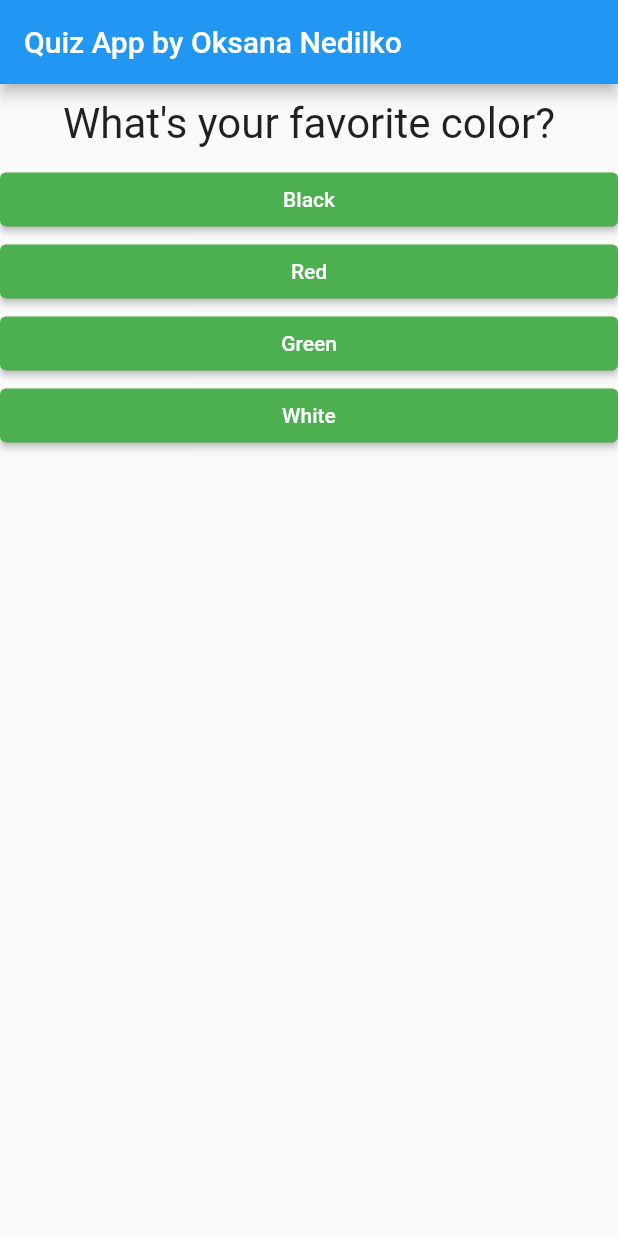
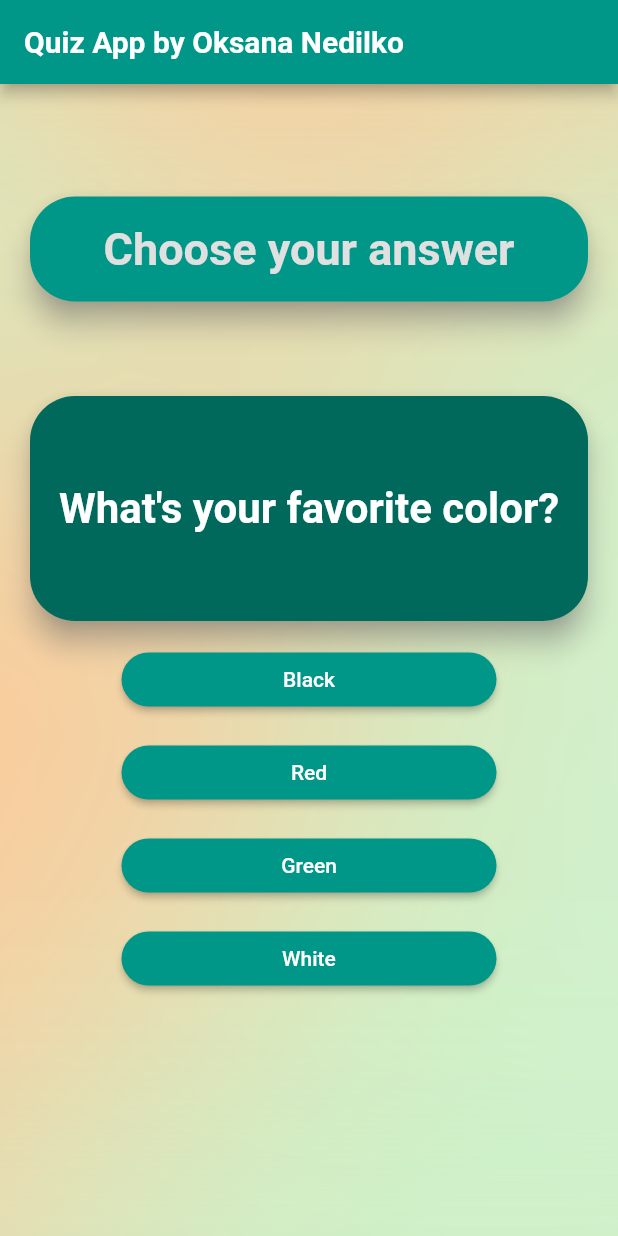
Before and after one commit to plntry/flutter_start, a Flutter app: the screen it shows after launch, on a phone screen of 412 x 824 dp. Run offline on Flutter 3.47's test engine with Material 2 defaults, Android fonts, the phone set to English and light mode, and no system bars.

Commit message:
added final style

```diff
--- a/lib/main.dart
+++ b/lib/main.dart
@@ -66,7 +66,39 @@ class _MyAppState extends State<MyApp> {
   Widget build(BuildContext context) {
     return MaterialApp(
       title: 'Flutter Quiz App by Oksana Nedilko',
-      home: Scaffold(
+      theme: ThemeData(
+        primarySwatch: Colors.teal,
+        appBarTheme: const AppBarTheme(
+          titleTextStyle: TextStyle(
+            fontSize: 20,
+            fontWeight: FontWeight.bold,
+          ),
+        ),
+        textButtonTheme: TextButtonThemeData(
+            style: TextButton.styleFrom(
+          shape: const StadiumBorder(),
+          textStyle: const TextStyle(
+            fontSize: 24,
+            fontWeight: FontWeight.bold,
+          ),
+        )),
+        elevatedButtonTheme: ElevatedButtonThemeData(
+          style: ElevatedButton.styleFrom(
+            shape: const StadiumBorder(),
+          ),
+        ),
+      ),
+      home: Container(
+        decoration: const BoxDecoration(
+          image: DecorationImage(
+            image: AssetImage(
+              'assets/images/background.png',
+            ),
+            fit: BoxFit.cover,
+          ),
+        ),
+        child: Scaffold(
+          backgroundColor: Colors.transparent,
           appBar: AppBar(
             title: const Text(
               'Quiz App by Oksana Nedilko',
@@ -80,6 +112,7 @@ class _MyAppState extends State<MyApp> {
                 )
               : Result(_totalScore, _resetQuiz),
         ),
+      ),
       debugShowCheckedModeBanner: false,
     );
   }
--- a/lib/widgets/answer.dart
+++ b/lib/widgets/answer.dart
@@ -8,14 +8,14 @@ class Answer extends StatelessWidget {
 
   @override
   Widget build(BuildContext context) {
-    return SizedBox(
-      width: double.infinity,
-      child: ElevatedButton(
-        onPressed: () => selectHandler(),
-        style: ButtonStyle(
-          backgroundColor: MaterialStateProperty.all(Colors.green),
+    return Padding(
+      padding: const EdgeInsets.all(7),
+      child: SizedBox(
+        width: 250,
+        child: ElevatedButton(
+          onPressed: () => selectHandler(),
+          child: Text(answerText),
         ),
-        child: Text(answerText),
       ),
     );
   }
--- /dev/null
+++ b/lib/widgets/choose_answer.dart
@@ -0,0 +1,31 @@
+import 'package:flutter/material.dart';
+
+class ChooseAnswer extends StatelessWidget {
+  const ChooseAnswer({super.key});
+
+  @override
+  Widget build(BuildContext context) {
+    return Card(
+      margin: const EdgeInsets.symmetric(vertical: 55),
+      shape: RoundedRectangleBorder(
+        borderRadius: BorderRadius.circular(30),
+      ),
+      elevation: 8,
+      shadowColor: Colors.grey,
+      color: Colors.teal,
+      child: SizedBox(
+        height: 70,
+        child: Center(
+          child: Text(
+            'Choose your answer',
+            style: TextStyle(
+              fontSize: 30,
+              fontWeight: FontWeight.bold,
+              color: Colors.grey[300],
+            ),
+          ),
+        ),
+      ),
+    );
+  }
+}
--- a/lib/widgets/question.dart
+++ b/lib/widgets/question.dart
@@ -7,14 +7,29 @@ class Question extends StatelessWidget {
 
   @override
   Widget build(BuildContext context) {
-    return Padding(
-      padding: const EdgeInsets.all(10),
+    return Card(
+      margin: const EdgeInsets.symmetric(vertical: 8),
+      shape: RoundedRectangleBorder(
+        borderRadius: BorderRadius.circular(30),
+      ),
+      elevation: 8,
+      shadowColor: Colors.grey,
+      color: Colors.teal[800],
       child: SizedBox(
-        width: double.infinity,
-        child: Text(
-          questionText,
-          style: const TextStyle(fontSize: 28),
-          textAlign: TextAlign.center,
+        height: 150,
+        child: Center(
+          child: Padding(
+            padding: const EdgeInsets.all(8),
+            child: Text(
+              questionText,
+              style: const TextStyle(
+                fontSize: 28,
+                fontWeight: FontWeight.bold,
+                color: Colors.white,
+              ),
+              textAlign: TextAlign.center,
+            ),
+          ),
         ),
       ),
     );
--- a/lib/widgets/quiz.dart
+++ b/lib/widgets/quiz.dart
@@ -2,6 +2,7 @@ import 'package:flutter/material.dart';
 
 import './question.dart';
 import './answer.dart';
+import './choose_answer.dart';
 
 class Quiz extends StatelessWidget {
   final Function answerQuestion;
@@ -17,8 +18,12 @@ class Quiz extends StatelessWidget {
 
   @override
   Widget build(BuildContext context) {
-    return Column(
+    return Container(
+      alignment: Alignment.center,
+      margin: const EdgeInsets.all(20),
+      child: Column(
         children: [
+          const ChooseAnswer(),
           Question(
             questions[questionIndex]['questionText'] as String,
           ),
@@ -27,6 +32,7 @@ class Quiz extends StatelessWidget {
                   answer['text'] as String))
               .toList()
         ],
+      ),
     );
   }
 }
--- a/lib/widgets/result.dart
+++ b/lib/widgets/result.dart
@@ -26,16 +26,32 @@ class Result extends StatelessWidget {
   Widget build(BuildContext context) {
     return Container(
       alignment: Alignment.center,
+      margin: const EdgeInsets.all(20),
       child: Column(
+        mainAxisAlignment: MainAxisAlignment.center,
         children: [
-          Text(
-            resultPhrase,
-            style: const TextStyle(
-              fontSize: 36,
-              fontWeight: FontWeight.bold,
+          Card(
+            shape: RoundedRectangleBorder(
+              borderRadius: BorderRadius.circular(30),
+            ),
+            elevation: 8,
+            shadowColor: Colors.grey,
+            color: Colors.teal[800],
+            child: SizedBox(
+              height: 150,
+              child: Center(
+                child: Text(
+                  resultPhrase,
+                  style: const TextStyle(
+                    fontSize: 36,
+                    fontWeight: FontWeight.bold,
+                    color: Colors.white,
+                  ),
+                  textAlign: TextAlign.center,
+                ),
+              ),
             ),
           ),
-          Text(resultScore.toString()),
           TextButton(
             onPressed: () => resetQuiz(),
             child: const Text(
--- a/pubspec.yaml
+++ b/pubspec.yaml
@@ -59,8 +59,8 @@ flutter:
   uses-material-design: true
 
   # To add assets to your application, add an assets section, like this:
-  # assets:
-  #   - images/a_dot_burr.jpeg
+  assets:
+    - assets/images/background.png
   #   - images/a_dot_ham.jpeg
 
   # An image asset can refer to one or more resolution-specific "variants", see
```
Also changed, not shown: assets/images/background.png (added). Lines whose indentation alone changed are shown as unchanged.
